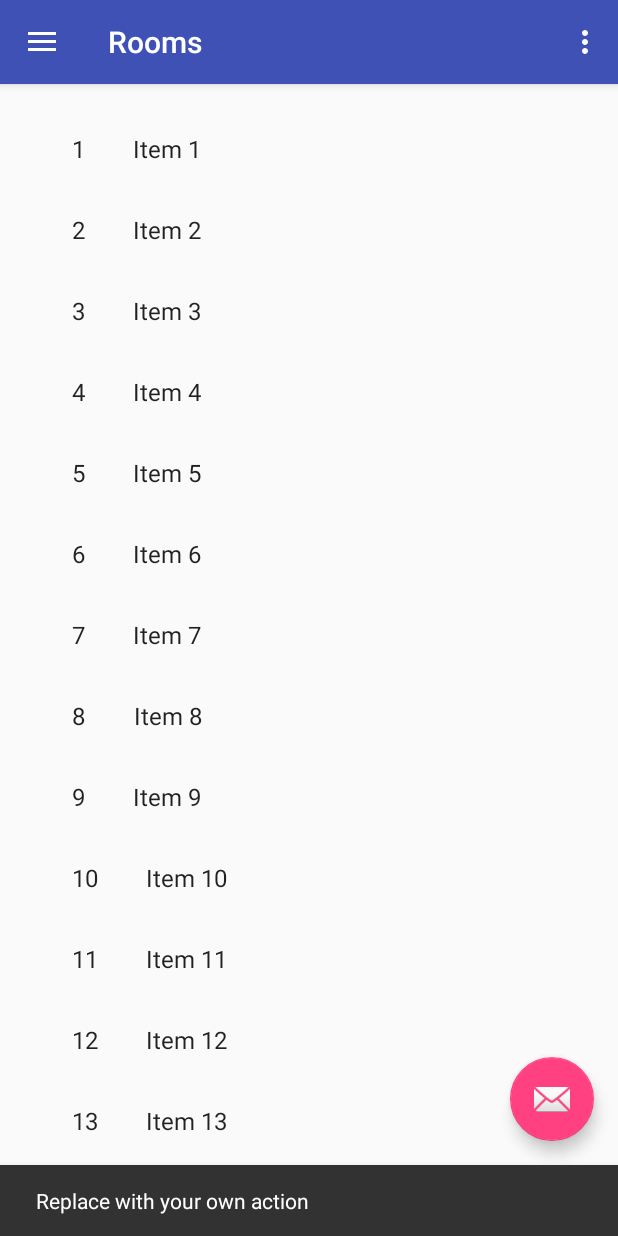
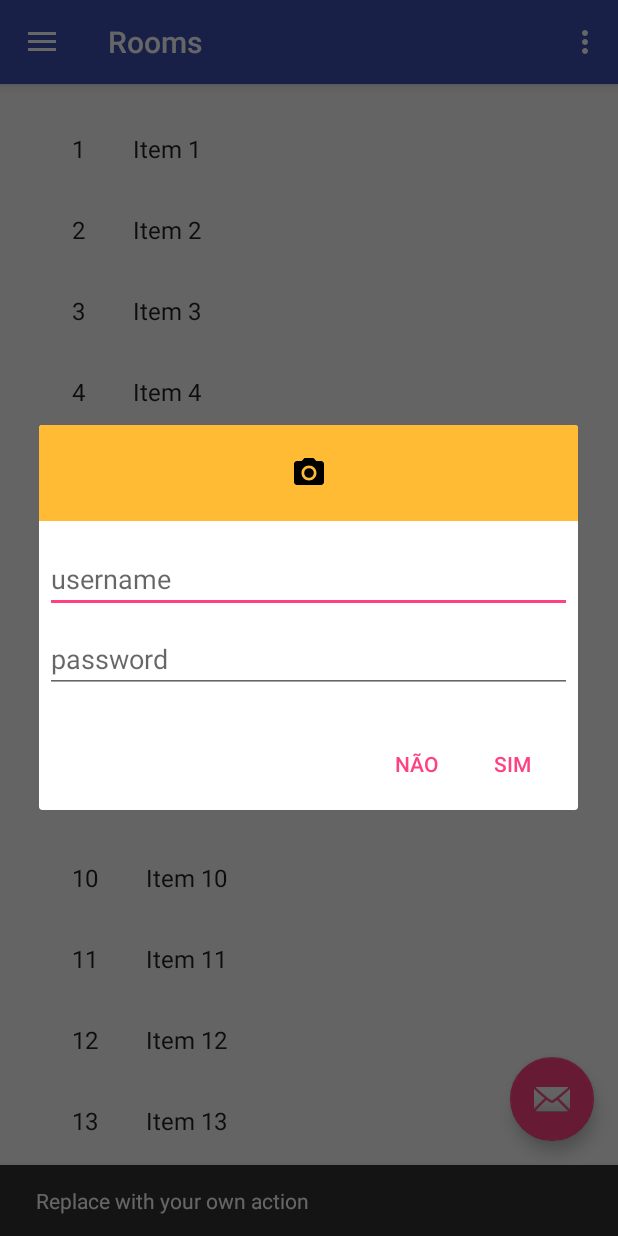
Before and after one commit to antonio-ramadas/chatup_android, an Android app: the MainActivity screen opened directly, with no data from a screen before it, after a tap on an icon or button, on a phone screen of 412 x 824 dp. Run offline under Robolectric (Android 15) with nearby library versions, the phone set to English and light mode, and no system bars.

Commit message:
Dialog Implemented

```diff
--- /dev/null
+++ b/app/src/main/java/antonio/chatup/DialogFragment.java
@@ -0,0 +1,139 @@
+package antonio.chatup;
+
+import android.app.Dialog;
+import android.content.Context;
+import android.content.DialogInterface;
+import android.net.Uri;
+import android.os.Bundle;
+import android.support.annotation.NonNull;
+import android.support.v4.app.Fragment;
+import android.support.v7.app.AlertDialog;
+import android.view.LayoutInflater;
+import android.view.View;
+import android.view.ViewGroup;
+
+
+/**
+ * A simple {@link Fragment} subclass.
+ * Activities that contain this fragment must implement the
+ * {@link DialogFragment.OnFragmentInteractionListener} interface
+ * to handle interaction events.
+ * Use the {@link DialogFragment#newInstance} factory method to
+ * create an instance of this fragment.
+ */
+public class DialogFragment extends android.support.v4.app.DialogFragment {
+    // TODO: Rename parameter arguments, choose names that match
+    // the fragment initialization parameters, e.g. ARG_ITEM_NUMBER
+    private static final String ARG_PARAM1 = "param1";
+    private static final String ARG_PARAM2 = "param2";
+
+    // TODO: Rename and change types of parameters
+    private String mParam1;
+    private String mParam2;
+
+    private OnFragmentInteractionListener mListener;
+
+    public DialogFragment() {
+        // Required empty public constructor
+    }
+
+    /**
+     * Use this factory method to create a new instance of
+     * this fragment using the provided parameters.
+     *
+     * @param param1 Parameter 1.
+     * @param param2 Parameter 2.
+     * @return A new instance of fragment DialogFragment.
+     */
+    // TODO: Rename and change types and number of parameters
+    public static DialogFragment newInstance(String param1, String param2) {
+        DialogFragment fragment = new DialogFragment();
+        Bundle args = new Bundle();
+        args.putString(ARG_PARAM1, param1);
+        args.putString(ARG_PARAM2, param2);
+        fragment.setArguments(args);
+        return fragment;
+    }
+
+    @Override
+    public void onCreate(Bundle savedInstanceState) {
+        super.onCreate(savedInstanceState);
+        if (getArguments() != null) {
+            mParam1 = getArguments().getString(ARG_PARAM1);
+            mParam2 = getArguments().getString(ARG_PARAM2);
+        }
+    }
+
+    @Override
+    public View onCreateView(LayoutInflater inflater, ViewGroup container,
+                             Bundle savedInstanceState) {
+        // Inflate the layout for this fragment
+        return inflater.inflate(R.layout.fragment_dialog, container, false);
+    }
+
+    @NonNull
+    @Override
+    public Dialog onCreateDialog(Bundle savedInstanceState) {
+        AlertDialog.Builder builder = new AlertDialog.Builder(getActivity());
+
+        // Get the layout inflater
+        LayoutInflater inflater = getActivity().getLayoutInflater();
+
+        // Inflate and set the layout for the dialog
+        // Pass null as the parent view because its going in the dialog layout
+        builder.setView(inflater.inflate(R.layout.fragment_dialog, null))
+                // Add action buttons
+                .setPositiveButton("Sim", new DialogInterface.OnClickListener() {
+                    @Override
+                    public void onClick(DialogInterface dialog, int id) {
+                        // sign in the user ...
+                    }
+                })
+                .setNegativeButton("Não", new DialogInterface.OnClickListener() {
+                    public void onClick(DialogInterface dialog, int id) {
+                        dialog.cancel();
+                    }
+                });
+
+        return builder.create();
+    }
+
+    // TODO: Rename method, update argument and hook method into UI event
+    public void onButtonPressed(Uri uri) {
+        if (mListener != null) {
+            mListener.onFragmentInteraction(uri);
+        }
+    }
+
+    @Override
+    public void onAttach(Context context) {
+        super.onAttach(context);
+        if (context instanceof OnFragmentInteractionListener) {
+            mListener = (OnFragmentInteractionListener) context;
+        } else {
+            throw new RuntimeException(context.toString()
+                    + " must implement OnFragmentInteractionListener");
+        }
+    }
+
+    @Override
+    public void onDetach() {
+        super.onDetach();
+        mListener = null;
+    }
+
+    /**
+     * This interface must be implemented by activities that contain this
+     * fragment to allow an interaction in this fragment to be communicated
+     * to the activity and potentially other fragments contained in that
+     * activity.
+     * <p/>
+     * See the Android Training lesson <a href=
+     * "http://developer.android.com/training/basics/fragments/communicating.html"
+     * >Communicating with Other Fragments</a> for more information.
+     */
+    public interface OnFragmentInteractionListener {
+        // TODO: Update argument type and name
+        void onFragmentInteraction(Uri uri);
+    }
+}
--- a/app/src/main/java/antonio/chatup/MainActivity.java
+++ b/app/src/main/java/antonio/chatup/MainActivity.java
@@ -1,12 +1,17 @@
 package antonio.chatup;
 
+import android.app.Activity;
 import android.app.FragmentManager;
 import android.app.FragmentTransaction;
+import android.content.DialogInterface;
 import android.content.Intent;
+import android.net.Uri;
 import android.os.Bundle;
 import android.support.design.widget.FloatingActionButton;
 import android.support.design.widget.Snackbar;
+import android.support.v7.app.AlertDialog;
 import android.util.Log;
+import android.view.LayoutInflater;
 import android.view.View;
 import android.support.design.widget.NavigationView;
 import android.support.v4.view.GravityCompat;
@@ -22,7 +27,8 @@ import android.widget.ListView;
 import antonio.chatup.dummy.DummyContent;
 
 public class MainActivity extends AppCompatActivity
-        implements NavigationView.OnNavigationItemSelectedListener, RoomFragment.OnListFragmentInteractionListener {
+        implements NavigationView.OnNavigationItemSelectedListener, RoomFragment.OnListFragmentInteractionListener,
+                    DialogFragment.OnFragmentInteractionListener{
 
     @Override
     protected void onCreate(Bundle savedInstanceState) {
@@ -35,6 +41,9 @@ public class MainActivity extends AppCompatActivity
         fab.setOnClickListener(new View.OnClickListener() {
             @Override
             public void onClick(View view) {
+
+                new DialogFragment().show(getSupportFragmentManager(), "tag");
+
                 Snackbar.make(view, "Replace with your own action", Snackbar.LENGTH_LONG)
                         .setAction("Action", null).show();
             }
@@ -51,14 +60,16 @@ public class MainActivity extends AppCompatActivity
 
         //navigationView.getMenu().add(R.id.main_group, 5, 5,"teste");
 
-        FragmentManager fragmentManager = getFragmentManager();
-        FragmentTransaction fragmentTransaction = fragmentManager.beginTransaction();
+        if (savedInstanceState == null) {
+            FragmentManager fragmentManager = getFragmentManager();
+            FragmentTransaction fragmentTransaction = fragmentManager.beginTransaction();
 
-        RoomFragment rf = new RoomFragment();
+            RoomFragment rf = new RoomFragment();
 
-        fragmentTransaction.add(R.id.fragment, rf);
+            fragmentTransaction.add(R.id.fragment, rf);
 
-        fragmentTransaction.commit();
+            fragmentTransaction.commit();
+        }
     }
 
     @Override
@@ -118,4 +129,9 @@ public class MainActivity extends AppCompatActivity
     public void onListFragmentInteraction(DummyContent.DummyItem item) {
 
     }
+
+    @Override
+    public void onFragmentInteraction(Uri uri) {
+
+    }
 }
--- /dev/null
+++ b/app/src/main/res/layout/fragment_dialog.xml
@@ -0,0 +1,33 @@
+<LinearLayout xmlns:android="http://schemas.android.com/apk/res/android"
+    android:orientation="vertical"
+    android:layout_width="wrap_content"
+    android:layout_height="wrap_content">
+    <ImageView
+        android:src="@drawable/ic_menu_camera"
+        android:layout_width="match_parent"
+        android:layout_height="64dp"
+        android:scaleType="center"
+        android:background="#FFFFBB33"
+        android:contentDescription="@string/app_name" />
+    <EditText
+        android:id="@+id/username"
+        android:inputType="textEmailAddress"
+        android:layout_width="match_parent"
+        android:layout_height="wrap_content"
+        android:layout_marginTop="16dp"
+        android:layout_marginLeft="4dp"
+        android:layout_marginRight="4dp"
+        android:layout_marginBottom="4dp"
+        android:hint="username" />
+    <EditText
+        android:id="@+id/password"
+        android:inputType="textPassword"
+        android:layout_width="match_parent"
+        android:layout_height="wrap_content"
+        android:layout_marginTop="4dp"
+        android:layout_marginLeft="4dp"
+        android:layout_marginRight="4dp"
+        android:layout_marginBottom="16dp"
+        android:fontFamily="sans-serif"
+        android:hint="password"/>
+</LinearLayout>
```
